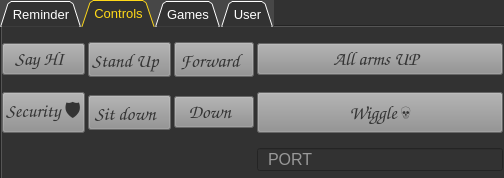
The window that Support Tools/bin/ui/main_window.ui (TechMaverik/BOOMER) describes before a commit, drawn with Qt 5.
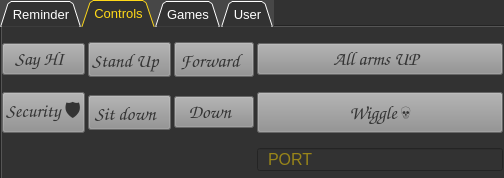
The same window after the commit. The open tabs and pages were chosen to show the change. Icons and pictures are not drawn.

```diff
--- a/Support Tools/bin/ui/main_window.ui
+++ b/Support Tools/bin/ui/main_window.ui
@@ -519,7 +519,7 @@
         </property>
         <property name="styleSheet">
          <string notr="true">padding-left:8px;
-color: rgb(255, 255, 255);</string>
+color:gold;</string>
         </property>
         <property name="placeholderText">
          <string>PORT</string>
```
Left out of the diff: 4 changed lines with no effect on the pictures.
